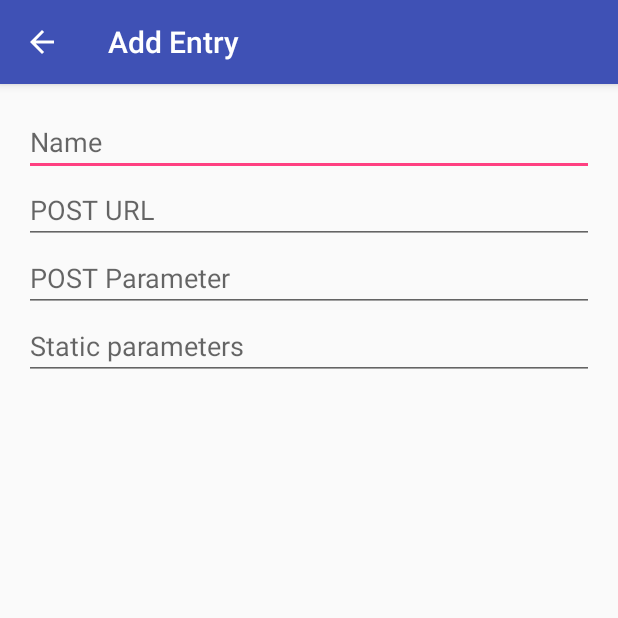
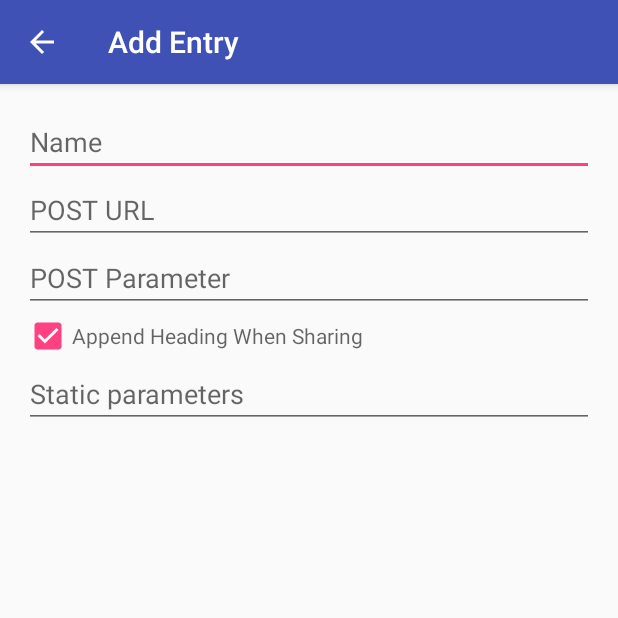
Before and after one commit to flawiddsouza/POSTer, an Android app: the screen it shows after launch (EditorActivity), after a tap on an icon or button, on a phone screen of 412 x 824 dp, the top half of it. Run offline under Robolectric (Android 15) with nearby library versions, the phone set to English and light mode, and no system bars.

Commit message:
Added: Checkbox to choose if to prepend title to the content to be POSTed or not
I accidentely called it append instead of prepend - gonna keep it that way for now

```diff
--- a/app/src/main/java/com/flawiddsouza/POSTer/EditorActivity.java
+++ b/app/src/main/java/com/flawiddsouza/POSTer/EditorActivity.java
@@ -3,6 +3,7 @@ package com.flawiddsouza.POSTer;
 import android.os.Bundle;
 import android.support.v7.app.ActionBar;
 import android.support.v7.app.AppCompatActivity;
+import android.widget.CheckBox;
 import android.widget.EditText;
 
 public class EditorActivity extends AppCompatActivity {
@@ -10,6 +11,7 @@ public class EditorActivity extends AppCompatActivity {
     private EditText editTextName;
     private EditText editTextUrl;
     private EditText editTextParameter;
+    private CheckBox checkBoxAppendHeading;
     private EditText editTextStaticParameters;
     private boolean edit;
     private long id;
@@ -28,6 +30,7 @@ public class EditorActivity extends AppCompatActivity {
         editTextName = (EditText) findViewById(R.id.name);
         editTextUrl = (EditText) findViewById(R.id.url);
         editTextParameter = (EditText) findViewById(R.id.parameter);
+        checkBoxAppendHeading = (CheckBox) findViewById(R.id.appendHeading);
         editTextStaticParameters = (EditText) findViewById(R.id.staticParameters);
 
         handler = POSTerDatabaseHandler.getInstance(this);
@@ -44,6 +47,7 @@ public class EditorActivity extends AppCompatActivity {
             editTextName.setText(entry.name);
             editTextUrl.setText(entry.url);
             editTextParameter.setText(entry.parameter);
+            checkBoxAppendHeading.setChecked(entry.appendHeading);
             editTextStaticParameters.setText(entry.staticParameters);
 
             editTextName.setSelection(editTextName.getText().length()); // Place cursor at the end of text of the first TextBox
@@ -56,6 +60,7 @@ public class EditorActivity extends AppCompatActivity {
         entry.name = editTextName.getText().toString();
         entry.url = editTextUrl.getText().toString();
         entry.parameter = editTextParameter.getText().toString();
+        entry.appendHeading = checkBoxAppendHeading.isChecked();
         entry.staticParameters = editTextStaticParameters.getText().toString();
 
         if(entry.url.isEmpty() && !entry.parameter.isEmpty()) { // if url is empty & parameter isn't
@@ -85,6 +90,7 @@ public class EditorActivity extends AppCompatActivity {
         entry.name = editTextName.getText().toString();
         entry.url = editTextUrl.getText().toString();
         entry.parameter = editTextParameter.getText().toString();
+        entry.appendHeading = checkBoxAppendHeading.isChecked();
         entry.staticParameters = editTextStaticParameters.getText().toString();
 
         if(entry.url.isEmpty() && !entry.parameter.isEmpty()) { // if url is empty & parameter isn't
--- a/app/src/main/java/com/flawiddsouza/POSTer/Entry.java
+++ b/app/src/main/java/com/flawiddsouza/POSTer/Entry.java
@@ -4,5 +4,6 @@ public class Entry {
     public String name;
     public String url;
     public String parameter;
+    public Boolean appendHeading;
     public String staticParameters;
 }
--- a/app/src/main/java/com/flawiddsouza/POSTer/MainActivity.java
+++ b/app/src/main/java/com/flawiddsouza/POSTer/MainActivity.java
@@ -178,13 +178,13 @@ public class MainActivity extends AppCompatActivity {
     }
 
     private void handleShare(long id, String subject, String body) {
+        Entry entry = handler.getEntry(id);
         String shareString;
-        if(!subject.isEmpty()) {
+        if(!subject.isEmpty() && entry.appendHeading) {
             shareString = subject + '\n' + body;
         } else {
             shareString = body;
         }
-        Entry entry = handler.getEntry(id);
         try {
             post(entry.url, entry.parameter, shareString);
         } catch (IOException | IllegalArgumentException e) {
--- a/app/src/main/java/com/flawiddsouza/POSTer/POSTerDatabaseHandler.java
+++ b/app/src/main/java/com/flawiddsouza/POSTer/POSTerDatabaseHandler.java
@@ -22,6 +22,7 @@ public class POSTerDatabaseHandler extends SQLiteOpenHelper {
     private static final String KEY_ENTRY_NAME = "name";
     private static final String KEY_ENTRY_URL = "url";
     private static final String KEY_ENTRY_PARAMETER = "parameter";
+    private static final String KEY_APPEND_HEADING = "append_heading";
     private static final String KEY_ENTRY_STATIC_PARAMETERS = "static_parameters";
 
     public static synchronized POSTerDatabaseHandler getInstance(Context context) {
@@ -52,7 +53,7 @@ public class POSTerDatabaseHandler extends SQLiteOpenHelper {
     public void onCreate(SQLiteDatabase db) {
         db.beginTransaction();
         try {
-            db.execSQL("CREATE TABLE entries ( _id INTEGER PRIMARY KEY, name TEXT, url TEXT NOT NULL, parameter TEXT NOT NULL, static_parameters TEXT );");
+            db.execSQL("CREATE TABLE entries ( _id INTEGER PRIMARY KEY, name TEXT, url TEXT NOT NULL, parameter TEXT NOT NULL, append_heading INTEGER DEFAULT 1, static_parameters TEXT );");
             db.setTransactionSuccessful();
         }
         finally {
@@ -79,7 +80,8 @@ public class POSTerDatabaseHandler extends SQLiteOpenHelper {
                     values.put(KEY_ENTRY_NAME, entry.name);
                 }
                 values.put(KEY_ENTRY_URL, entry.url);
-                    values.put(KEY_ENTRY_PARAMETER, entry.parameter);
+                values.put(KEY_ENTRY_PARAMETER, entry.parameter);
+                values.put(KEY_APPEND_HEADING, entry.appendHeading);
                 if(!entry.staticParameters.isEmpty()) {
                     values.put(KEY_ENTRY_STATIC_PARAMETERS, entry.staticParameters);
                 }
@@ -104,6 +106,7 @@ public class POSTerDatabaseHandler extends SQLiteOpenHelper {
                 entry.name = cursor.getString(cursor.getColumnIndexOrThrow(KEY_ENTRY_NAME));
                 entry.url = cursor.getString(cursor.getColumnIndexOrThrow(KEY_ENTRY_URL));
                 entry.parameter = cursor.getString(cursor.getColumnIndexOrThrow(KEY_ENTRY_PARAMETER));
+                entry.appendHeading = (cursor.getInt(cursor.getColumnIndexOrThrow(KEY_APPEND_HEADING)) == 1);
                 entry.staticParameters = cursor.getString(cursor.getColumnIndexOrThrow(KEY_ENTRY_STATIC_PARAMETERS));
             }
         } catch (Exception e) {
@@ -121,6 +124,7 @@ public class POSTerDatabaseHandler extends SQLiteOpenHelper {
                 values.put(KEY_ENTRY_NAME, entry.name);
                 values.put(KEY_ENTRY_URL, entry.url);
                 values.put(KEY_ENTRY_PARAMETER, entry.parameter);
+                values.put(KEY_APPEND_HEADING, entry.appendHeading);
                 values.put(KEY_ENTRY_STATIC_PARAMETERS, entry.staticParameters);
                 db.update(TABLE_ENTRIES, values, "_id=?", new String[] { Long.toString(id) });
                 db.setTransactionSuccessful();
--- a/app/src/main/res/layout/activity_editor.xml
+++ b/app/src/main/res/layout/activity_editor.xml
@@ -32,6 +32,14 @@
         android:gravity="top"
         android:hint="@string/editor_parameter_hint" />
 
+    <CheckBox
+        android:id="@+id/appendHeading"
+        android:layout_width="match_parent"
+        android:layout_height="wrap_content"
+        android:layout_gravity="top"
+        android:checked="true"
+        android:hint="@string/editor_append_heading_hint" />
+
     <EditText
         android:id="@+id/staticParameters"
         android:layout_width="match_parent"
--- a/app/src/main/res/values/strings.xml
+++ b/app/src/main/res/values/strings.xml
@@ -3,6 +3,7 @@
     <string name="editor_name_hint">Name</string>
     <string name="editor_url_hint">POST URL</string>
     <string name="editor_parameter_hint">POST Parameter</string>
+    <string name="editor_append_heading_hint">Append Heading When Sharing</string>
     <string name="editor_static_parameters">Static parameters</string>
     <string name="editor_url_error">POST URL required!</string>
     <string name="editor_parameter_error">POST parameter required!</string>
```
